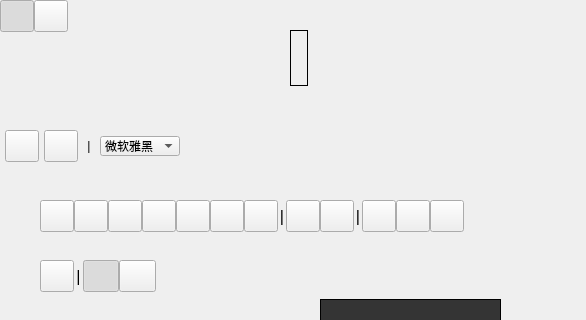
xland/ScreenCapture, file ScreenCapture/MainWindow.ui: the form before one commit; both pictures show x 0 to 586 and y 0 to 320 of the 586 by 484 pixel window.
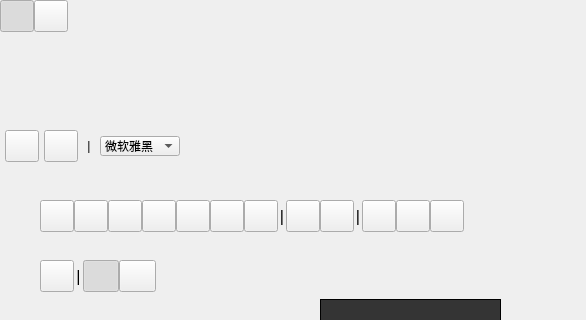
The form after the commit.

Patch:
```diff
--- a/ScreenCapture/MainWindow.ui
+++ b/ScreenCapture/MainWindow.ui
@@ -1221,61 +1221,6 @@
      </item>
     </layout>
    </widget>
-   <widget class="QTextEdit" name="textInput">
-    <property name="geometry">
-     <rect>
-      <x>290</x>
-      <y>30</y>
-      <width>18</width>
-      <height>56</height>
-     </rect>
-    </property>
-    <property name="sizePolicy">
-     <sizepolicy hsizetype="Preferred" vsizetype="Preferred">
-      <horstretch>0</horstretch>
-      <verstretch>0</verstretch>
-     </sizepolicy>
-    </property>
-    <property name="font">
-     <font>
-      <pointsize>28</pointsize>
-     </font>
-    </property>
-    <property name="styleSheet">
-     <string notr="true">background:transparent;border:1px solid #000;color:red;</string>
-    </property>
-    <property name="frameShape">
-     <enum>QFrame::NoFrame</enum>
-    </property>
-    <property name="frameShadow">
-     <enum>QFrame::Plain</enum>
-    </property>
-    <property name="verticalScrollBarPolicy">
-     <enum>Qt::ScrollBarAlwaysOff</enum>
-    </property>
-    <property name="horizontalScrollBarPolicy">
-     <enum>Qt::ScrollBarAlwaysOff</enum>
-    </property>
-    <property name="sizeAdjustPolicy">
-     <enum>QAbstractScrollArea::AdjustIgnored</enum>
-    </property>
-    <property name="lineWrapMode">
-     <enum>QTextEdit::NoWrap</enum>
-    </property>
-    <property name="html">
-     <string>&lt;!DOCTYPE HTML PUBLIC &quot;-//W3C//DTD HTML 4.0//EN&quot; &quot;http://www.w3.org/TR/REC-html40/strict.dtd&quot;&gt;
-&lt;html&gt;&lt;head&gt;&lt;meta name=&quot;qrichtext&quot; content=&quot;1&quot; /&gt;&lt;meta charset=&quot;utf-8&quot; /&gt;&lt;style type=&quot;text/css&quot;&gt;
-p, li { white-space: pre-wrap; }
-hr { height: 1px; border-width: 0; }
-li.unchecked::marker { content: &quot;\2610&quot;; }
-li.checked::marker { content: &quot;\2612&quot;; }
-&lt;/style&gt;&lt;/head&gt;&lt;body style=&quot; font-family:'Microsoft YaHei UI'; font-size:28pt; font-weight:400; font-style:normal;&quot;&gt;
-&lt;p style=&quot;-qt-paragraph-type:empty; margin-top:0px; margin-bottom:0px; margin-left:0px; margin-right:0px; -qt-block-indent:0; text-indent:0px;&quot;&gt;&lt;br /&gt;&lt;/p&gt;&lt;/body&gt;&lt;/html&gt;</string>
-    </property>
-    <property name="acceptRichText">
-     <bool>false</bool>
-    </property>
-   </widget>
    <widget class="QWidget" name="tipBox" native="true">
     <property name="geometry">
      <rect>
```
